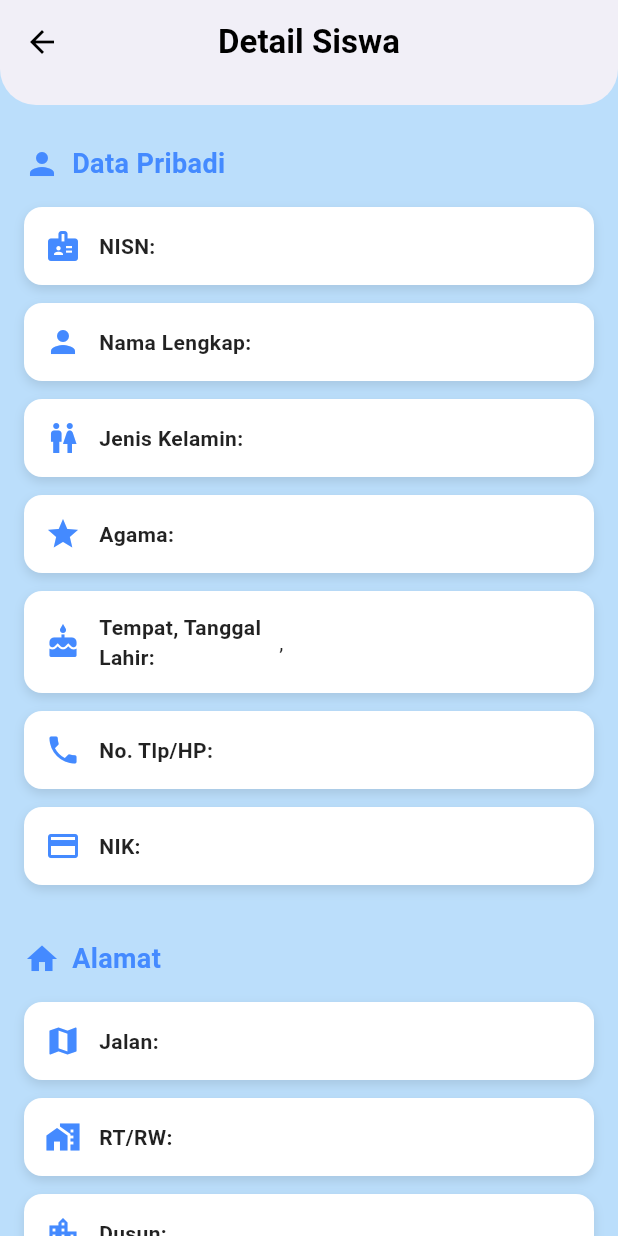
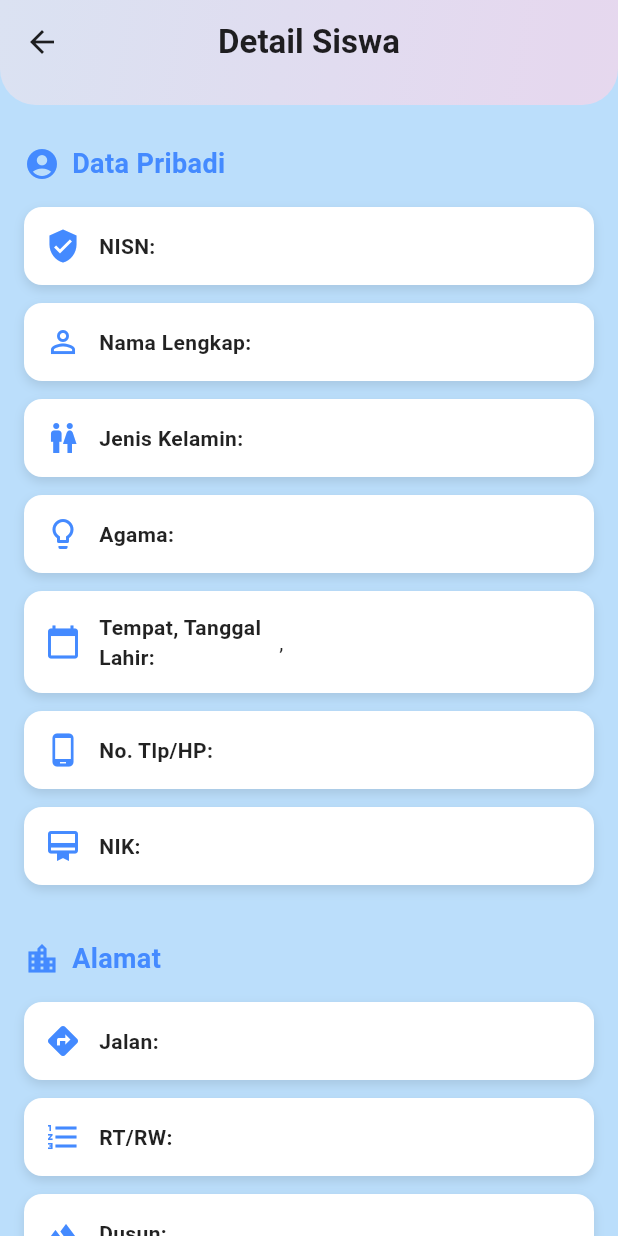
Before and after one commit to nikosetiawan69/EduTrack, a Flutter app: the StudentDetailPage screen opened directly with empty values, on a phone screen of 412 x 824 dp. Run offline on Flutter 3.47's test engine with Material 3 defaults, Android fonts, the phone set to English and light mode, and no system bars; our stand-ins replace lottie, supabase_flutter; accounts and stored records are empty.

```diff
--- a/lib/pages/student_detail_page.dart
+++ b/lib/pages/student_detail_page.dart
@@ -9,23 +9,34 @@ class StudentDetailPage extends StatelessWidget {
   @override
   Widget build(BuildContext context) {
     return Scaffold(
-      // 🔹 AppBar dengan border radius bawah
+      // 🔹 AppBar dengan gradasi biru ungu muda dan border radius bawah
       appBar: PreferredSize(
         preferredSize: const Size.fromHeight(70),
         child: ClipRRect(
           borderRadius: const BorderRadius.vertical(
             bottom: Radius.circular(24),
           ),
+          child: Container(
+            decoration: const BoxDecoration(
+              gradient: LinearGradient(
+                colors: [Color(0xFFE6F0FA), Color(0xFFF3E5F5)],
+                begin: Alignment.topLeft,
+                end: Alignment.bottomRight,
+              ),
+            ),
             child: AppBar(
-            backgroundColor: Colors.white,
+              backgroundColor: Colors.transparent,
               elevation: 4,
               title: const Text(
                 'Detail Siswa',
                 style: TextStyle(
-                  color: Colors.black, fontWeight: FontWeight.bold),
+                  color: Colors.black87,
+                  fontWeight: FontWeight.bold,
+                ),
               ),
               centerTitle: true,
-            iconTheme: const IconThemeData(color: Colors.black),
+              iconTheme: const IconThemeData(color: Colors.black87),
+            ),
           ),
         ),
       ),
@@ -34,31 +45,31 @@ class StudentDetailPage extends StatelessWidget {
       body: ListView(
         padding: const EdgeInsets.all(16.0),
         children: [
-          _buildSectionTitle(Icons.person, 'Data Pribadi'),
-          _buildDetailBox(Icons.badge, 'NISN', student.nisn),
-          _buildDetailBox(Icons.person, 'Nama Lengkap', student.namaLengkap),
+          _buildSectionTitle(Icons.account_circle, 'Data Pribadi'),
+          _buildDetailBox(Icons.verified_user, 'NISN', student.nisn),
+          _buildDetailBox(Icons.person_outline, 'Nama Lengkap', student.namaLengkap),
           _buildDetailBox(Icons.wc, 'Jenis Kelamin', student.jenisKelamin),
-          _buildDetailBox(Icons.star, 'Agama', student.agama),
-          _buildDetailBox(Icons.cake, 'Tempat, Tanggal Lahir',
+          _buildDetailBox(Icons.lightbulb_outline, 'Agama', student.agama),
+          _buildDetailBox(Icons.calendar_today, 'Tempat, Tanggal Lahir',
               '${student.tempatLahir}, ${student.tanggalLahir}'),
-          _buildDetailBox(Icons.phone, 'No. Tlp/HP', student.noHp),
-          _buildDetailBox(Icons.credit_card, 'NIK', student.nik),
+          _buildDetailBox(Icons.phone_android, 'No. Tlp/HP', student.noHp),
+          _buildDetailBox(Icons.card_membership, 'NIK', student.nik),
 
           const SizedBox(height: 20),
-          _buildSectionTitle(Icons.home, 'Alamat'),
-          _buildDetailBox(Icons.map, 'Jalan', student.jalan),
-          _buildDetailBox(Icons.home_work, 'RT/RW', student.rtRw),
-          _buildDetailBox(Icons.location_city, 'Dusun', student.dusun),
-          _buildDetailBox(Icons.location_on, 'Desa', student.desa),
-          _buildDetailBox(Icons.place, 'Kecamatan', student.kecamatan),
-          _buildDetailBox(Icons.apartment, 'Kabupaten', student.kabupaten),
-          _buildDetailBox(Icons.flag, 'Provinsi', student.provinsi),
-          _buildDetailBox(Icons.local_post_office, 'Kode Pos', student.kodePos),
+          _buildSectionTitle(Icons.location_city, 'Alamat'),
+          _buildDetailBox(Icons.directions, 'Jalan', student.jalan),
+          _buildDetailBox(Icons.format_list_numbered, 'RT/RW', student.rtRw),
+          _buildDetailBox(Icons.landscape, 'Dusun', student.dusun),
+          _buildDetailBox(Icons.home, 'Desa', student.desa),
+          _buildDetailBox(Icons.local_taxi, 'Kecamatan', student.kecamatan),
+          _buildDetailBox(Icons.domain, 'Kabupaten', student.kabupaten),
+          _buildDetailBox(Icons.map, 'Provinsi', student.provinsi),
+          _buildDetailBox(Icons.markunread_mailbox, 'Kode Pos', student.kodePos),
 
           const SizedBox(height: 20),
-          _buildSectionTitle(Icons.family_restroom, 'Orang Tua/Wali'),
-          _buildDetailBox(Icons.male, 'Nama Ayah', student.namaAyah),
-          _buildDetailBox(Icons.female, 'Nama Ibu', student.namaIbu),
+          _buildSectionTitle(Icons.people, 'Orang Tua/Wali'),
+          _buildDetailBox(Icons.man, 'Nama Ayah', student.namaAyah),
+          _buildDetailBox(Icons.woman, 'Nama Ibu', student.namaIbu),
           if (student.namaWali != null)
             _buildDetailBox(Icons.supervisor_account, 'Nama Wali', student.namaWali!),
           _buildDetailBox(Icons.location_pin, 'Alamat Orang Tua', student.alamatOrangTua),
@@ -113,7 +124,9 @@ class StudentDetailPage extends StatelessWidget {
             child: Text(
               '$label:',
               style: const TextStyle(
-                  fontWeight: FontWeight.w600, color: Colors.black87),
+                fontWeight: FontWeight.w600,
+                color: Colors.black87,
+              ),
             ),
           ),
           Expanded(
--- a/lib/pages/student_form_page.dart
+++ b/lib/pages/student_form_page.dart
@@ -306,12 +306,12 @@ class _StudentFormPageState extends State<StudentFormPage>
               ),
             ),
             centerTitle: true,
-            backgroundColor: Colors.lightBlueAccent,
+            backgroundColor: Colors.blue,
             elevation: 0,
             flexibleSpace: Container(
               decoration: const BoxDecoration(
                 gradient: LinearGradient(
-                  colors: [Colors.blue, Colors.lightBlueAccent],
+                  colors: [Colors.blue, Colors.purpleAccent],
                   begin: Alignment.topLeft,
                   end: Alignment.bottomRight,
                 ),
```
Also changed, not shown: lib/pages/splash_screen.dart (+115 -15 lines), lib/pages/student_list_page.dart (+21 -39 lines). Lines whose indentation alone changed are shown as unchanged.
